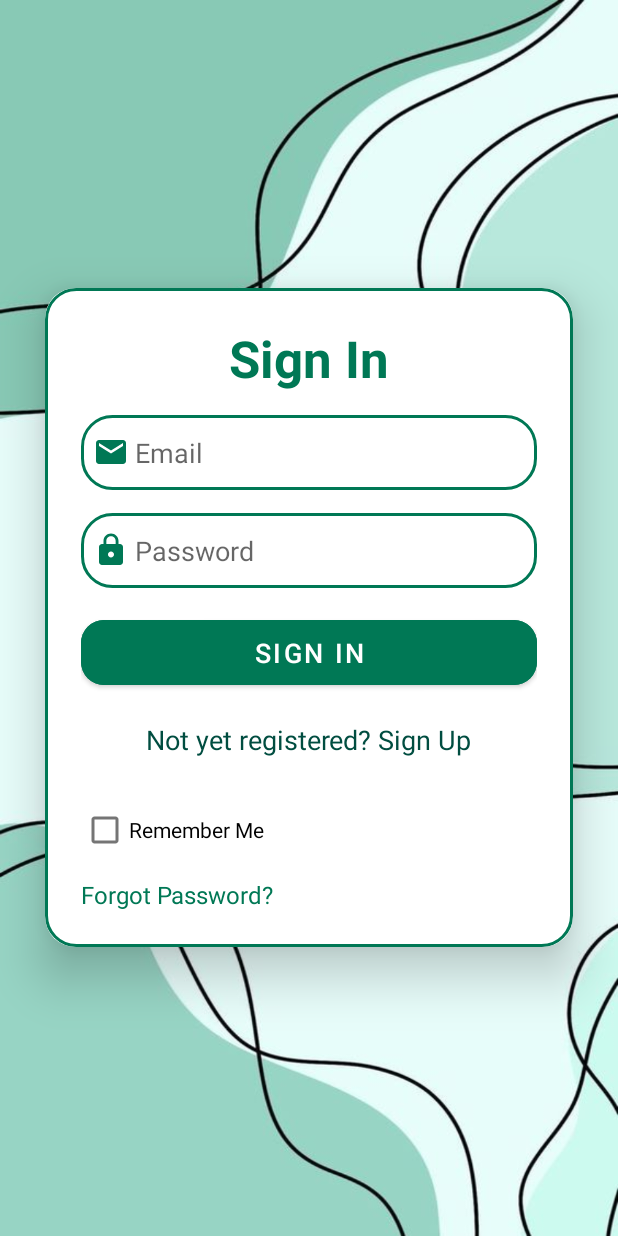
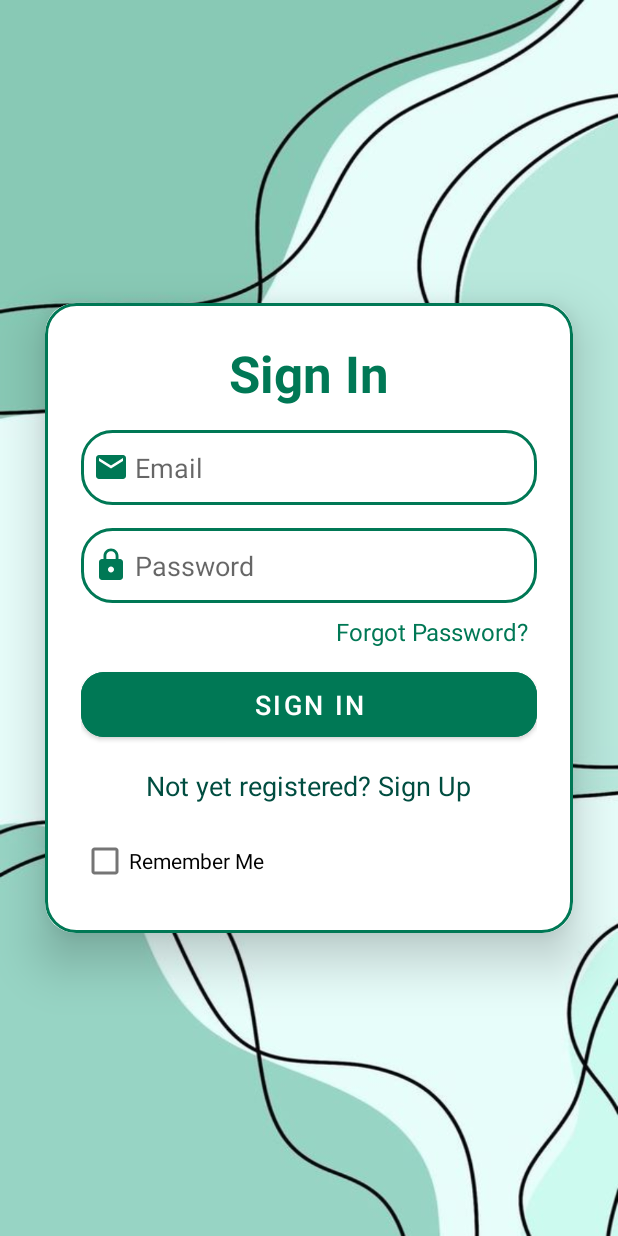
Before and after one commit to elena16249/FLover1, an Android app: the LoginActivity screen opened directly, with no data from a screen before it, on a phone screen of 412 x 824 dp. Run offline under Robolectric (Android 15) with nearby library versions, the phone set to English and light mode, and no system bars; our stand-ins replace Firebase (no records; nobody signed in at launch, a user with empty details on screens opened directly).

Commit message:
adding favourite page1

```diff
--- a/app/src/main/res/layout/activity_detailed.xml
+++ b/app/src/main/res/layout/activity_detailed.xml
@@ -62,7 +62,7 @@
                     android:id="@+id/detailDesc"
                     android:layout_width="match_parent"
                     android:layout_height="wrap_content"
-                    android:layout_marginVertical="5dp"
+                    android:layout_marginVertical="15dp"
                     android:layout_marginStart="24dp"
                     android:fontFamily="@font/inter_light"
                     android:text="Description"
--- a/app/src/main/res/layout/activity_login.xml
+++ b/app/src/main/res/layout/activity_login.xml
@@ -59,13 +59,24 @@
                 android:drawablePadding="4dp"
                 android:textColor="@color/black" />
 
+            <TextView
+                android:id="@+id/forgotPasswordText"
+                android:layout_width="wrap_content"
+                android:layout_height="wrap_content"
+                android:layout_marginTop="8dp"
+              android:layout_marginStart="170dp"
+                android:clickable="true"
+                android:text="Forgot Password?"
+                android:textColor="@color/green_700"
+                android:textSize="16sp" />
+
             <Button
                 android:layout_width="match_parent"
                 android:layout_height="55dp"
                 android:text="Sign In"
                 android:id="@+id/login_button"
                 android:textSize="18sp"
-                android:layout_marginTop="15dp"
+                android:layout_marginTop="10dp"
                 android:backgroundTint="@color/green_700"
                 app:cornerRadius="15dp"/>
 
@@ -76,7 +87,7 @@
                 android:text="Not yet registered? Sign Up"
                 android:layout_gravity="center"
                 android:padding="8dp"
-                android:layout_marginTop="10dp"
+                android:layout_marginTop="6dp"
                 android:textColor="@color/colorTextPrimary"
                 android:textSize="18sp"/>
             <CheckBox
@@ -84,16 +95,7 @@
                 android:layout_width="wrap_content"
                 android:layout_height="wrap_content"
                 android:text="Remember Me"
-                android:layout_marginTop="16dp" />
-            <TextView
-                android:id="@+id/forgotPasswordText"
-                android:layout_width="wrap_content"
-                android:layout_height="wrap_content"
-                android:text="Forgot Password?"
-                android:clickable="true"
-                android:textColor="@color/green_700"
-                android:textSize="16sp"
-                android:layout_marginTop="8dp"/>
+                android:layout_marginTop="6dp" />
 
         </LinearLayout>
 
--- a/app/src/main/res/layout/recycler_item.xml
+++ b/app/src/main/res/layout/recycler_item.xml
@@ -60,7 +60,7 @@
             android:layout_marginBottom="12dp"
             android:layout_toEndOf="@id/recDesc"
             android:maxLines="1"
-            android:text="lang"
+
             android:textColor="@color/green_700"
             android:textSize="14sp" />
         <ImageButton
--- a/app/src/main/res/layout/save_recycler_item.xml
+++ b/app/src/main/res/layout/save_recycler_item.xml
@@ -1,6 +1,7 @@
 <?xml version="1.0" encoding="utf-8"?>
 
-<androidx.cardview.widget.CardView xmlns:android="http://schemas.android.com/apk/res/android"
+<androidx.cardview.widget.CardView
+    xmlns:android="http://schemas.android.com/apk/res/android"
     xmlns:app="http://schemas.android.com/apk/res-auto"
     android:id="@+id/recCard"
     android:layout_width="match_parent"
@@ -10,7 +11,8 @@
     android:layout_marginStart="12dp"
     android:layout_marginEnd="12dp"
     app:cardCornerRadius="20dp"
-    app:cardElevation="8dp">
+    app:cardElevation="8dp"
+   >
 
     <RelativeLayout
         android:layout_width="match_parent"
```
